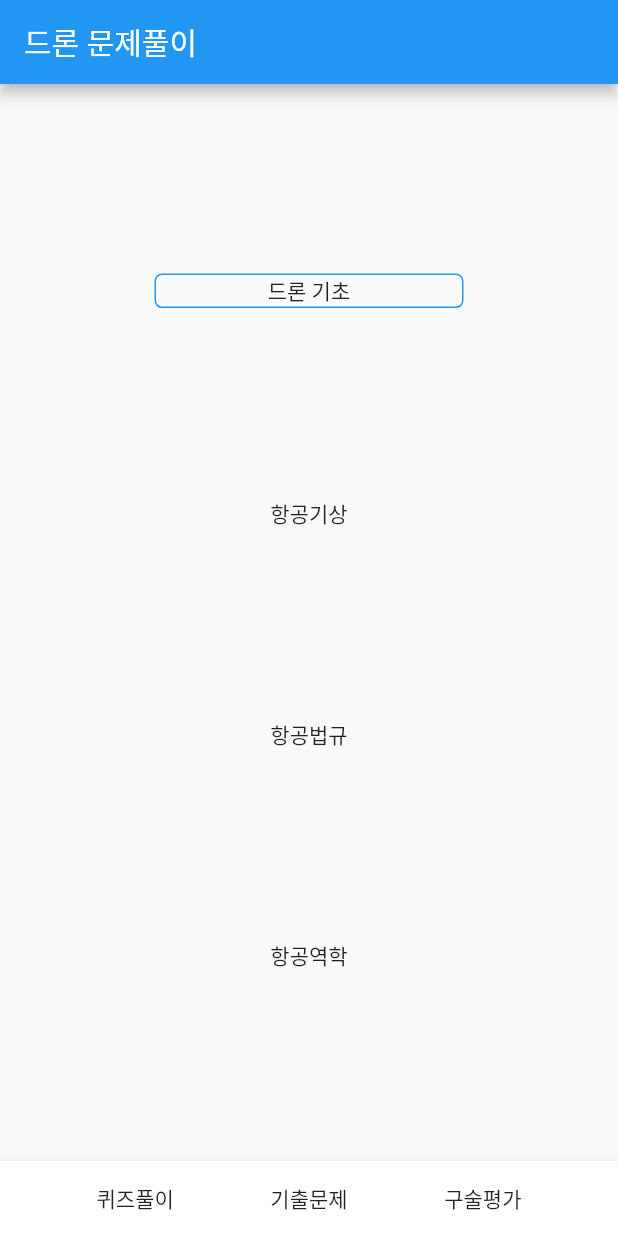
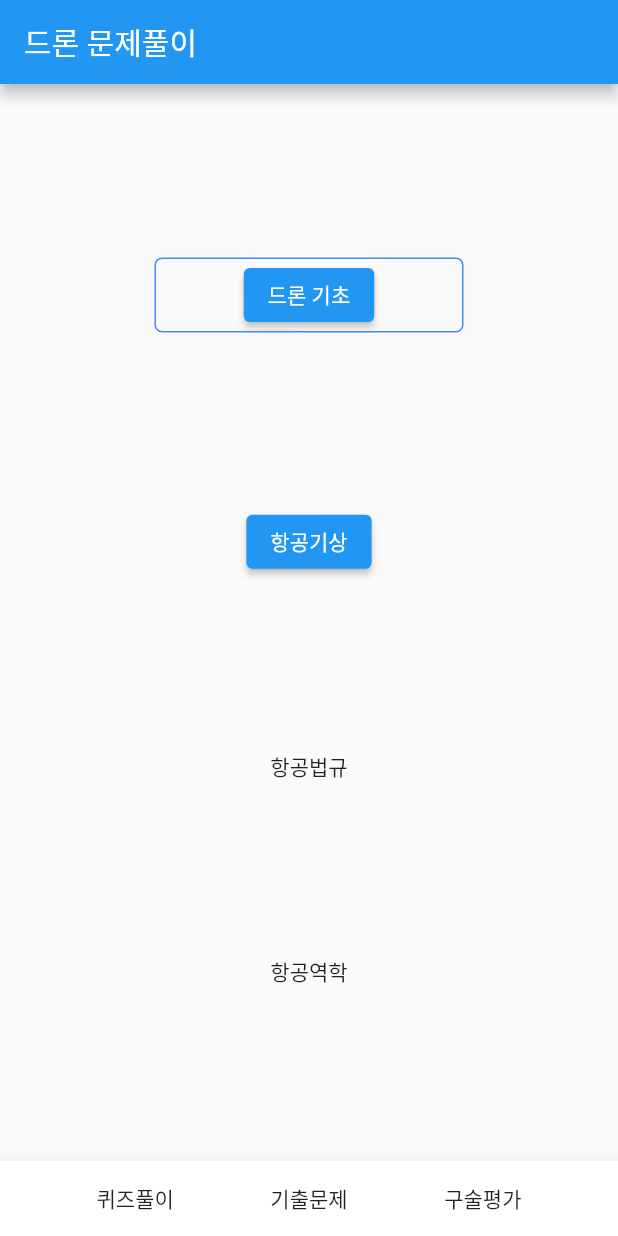
Before and after one commit to wnwoghd22/hive, a Flutter app: the screen it shows after launch, on a phone screen of 412 x 824 dp. Run offline on Flutter 3.47's test engine with Material 2 defaults, Android fonts, the phone set to English and light mode, and no system bars.

Commit message:
Update main.dart

```diff
--- a/lib/main.dart
+++ b/lib/main.dart
@@ -24,13 +24,19 @@ class MyApp extends StatelessWidget {
                 child: Container(
                   alignment: Alignment.center,
                   decoration: BoxDecoration(
-                    border: Border.all(color: Colors.blue),
+                    border: Border.all(color: Colors.blueAccent),
                     borderRadius: BorderRadius.circular(5),
                   ),
-                  child: Text('드론 기초'),
+                  child: ElevatedButton(
+                    onPressed: () {},
+                    child: Text('드론 기초'),
+                  ),
                 ),
               ),
-              Text('항공기상'),
+              ElevatedButton(
+                  onPressed: () {},
+                  child: Text('항공기상'),
+              ),
               Text('항공법규'),
               Text('항공역학'),
             ]
```
